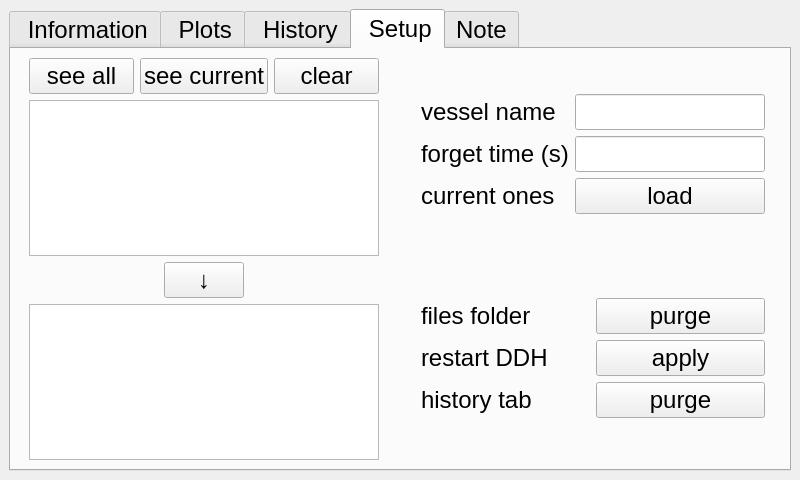
LowellInstruments/ddh_new, file ddh/gui/designer_main.ui: the form before one commit.
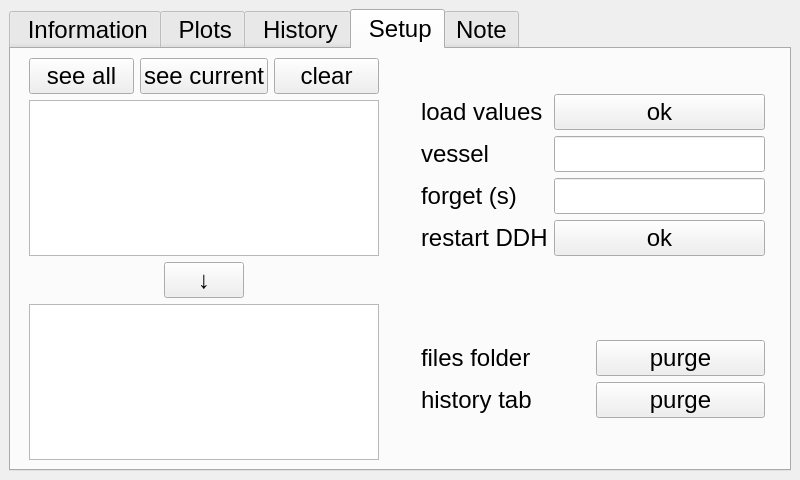
The form after the commit. The open tabs and pages were chosen to show the change. Icons and pictures are not drawn.

```diff
--- a/ddh/gui/designer_main.ui
+++ b/ddh/gui/designer_main.ui
@@ -41,7 +41,7 @@
        </font>
       </property>
       <property name="currentIndex">
-       <number>2</number>
+       <number>3</number>
       </property>
       <widget class="QWidget" name="tab">
        <attribute name="title">
@@ -755,37 +755,51 @@
             </item>
             <item>
              <layout class="QFormLayout" name="formLayout">
-              <item row="0" column="0">
+              <item row="1" column="0">
                <widget class="QLabel" name="label">
                 <property name="text">
-                 <string>vessel name</string>
+                 <string>vessel</string>
                 </property>
                </widget>
               </item>
-              <item row="0" column="1">
+              <item row="1" column="1">
                <widget class="QLineEdit" name="lne_vessel"/>
               </item>
-              <item row="1" column="0">
+              <item row="2" column="0">
                <widget class="QLabel" name="label_3">
                 <property name="text">
-                 <string>forget time (s)</string>
+                 <string>forget (s)</string>
                 </property>
                </widget>
               </item>
-              <item row="1" column="1">
+              <item row="2" column="1">
                <widget class="QLineEdit" name="lne_forget"/>
               </item>
-              <item row="2" column="0">
+              <item row="0" column="0">
                <widget class="QLabel" name="label_5">
                 <property name="text">
-                 <string>current ones</string>
+                 <string>load values</string>
                 </property>
                </widget>
               </item>
-              <item row="2" column="1">
+              <item row="0" column="1">
                <widget class="QPushButton" name="btn_load_current">
                 <property name="text">
-                 <string>load</string>
+                 <string>ok</string>
+                </property>
+               </widget>
+              </item>
+              <item row="3" column="0">
+               <widget class="QLabel" name="label_4">
+                <property name="text">
+                 <string>restart DDH</string>
+                </property>
+               </widget>
+              </item>
+              <item row="3" column="1">
+               <widget class="QPushButton" name="btn_setup_apply">
+                <property name="text">
+                 <string>ok</string>
                 </property>
                </widget>
               </item>
@@ -816,27 +830,6 @@
             </item>
             <item>
              <layout class="QGridLayout" name="gridLayout_2">
-              <item row="1" column="0">
-               <widget class="QLabel" name="label_4">
-                <property name="text">
-                 <string>restart DDH</string>
-                </property>
-               </widget>
-              </item>
-              <item row="1" column="1">
-               <widget class="QPushButton" name="btn_setup_apply">
-                <property name="text">
-                 <string>apply</string>
-                </property>
-               </widget>
-              </item>
-              <item row="0" column="1">
-               <widget class="QPushButton" name="btn_dl_purge">
-                <property name="text">
-                 <string>purge</string>
-                </property>
-               </widget>
-              </item>
               <item row="0" column="0">
                <widget class="QLabel" name="label_6">
                 <property name="text">
@@ -858,6 +851,13 @@
                 </property>
                </widget>
               </item>
+              <item row="0" column="1">
+               <widget class="QPushButton" name="btn_dl_purge">
+                <property name="text">
+                 <string>purge</string>
+                </property>
+               </widget>
+              </item>
              </layout>
             </item>
             <item>
```
